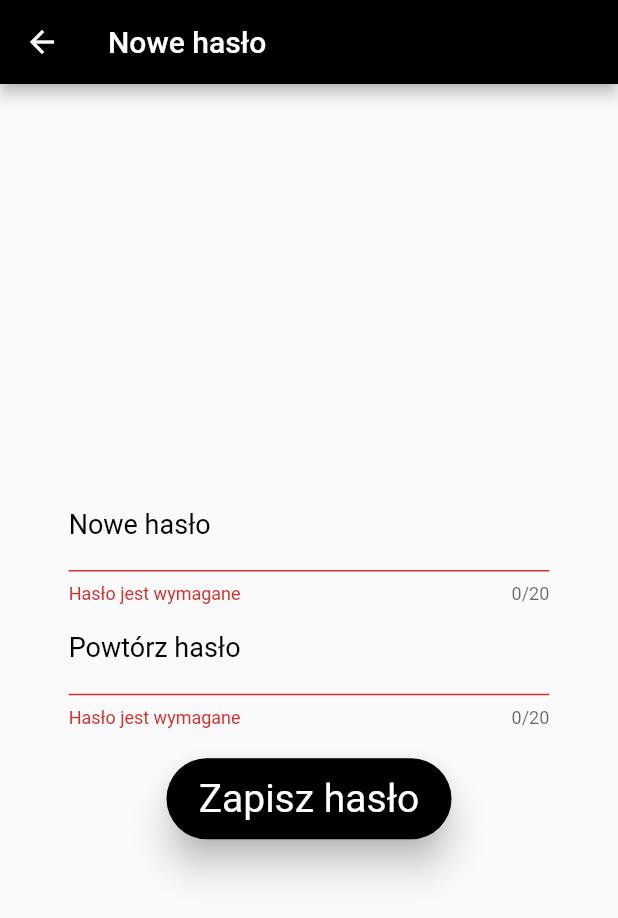
After one commit to karolinaoparczyk/idom_mobile, a Flutter app: the ResetPassword screen opened directly, after a tap on "Zapisz hasło", on a phone screen of 412 x 824 dp. The commit adds this screen. Shown: the top 918 px of the screen. Run offline on Flutter 3.47's test engine with Material 2 defaults, Android fonts, the phone set to English and light mode, and no system bars; our stand-ins replace cookie_jar, dio, flutter_secure_storage; accounts and stored records are empty.

Commit message:
UI for password reset IDOM-68

```diff
--- /dev/null
+++ b/lib/pages/setup/reset_password.dart
@@ -0,0 +1,128 @@
+import 'package:flutter/material.dart';
+
+/// only opened when redirected form sent email with valid token
+class ResetPassword extends StatefulWidget {
+  @override
+  _ResetPasswordState createState() => _ResetPasswordState();
+}
+
+class _ResetPasswordState extends State<ResetPassword> {
+  final GlobalKey<FormState> _formKey = GlobalKey<FormState>();
+  final TextEditingController _passwordController = TextEditingController();
+  final TextEditingController _confirmPasswordController = TextEditingController();
+
+  Widget _buildPassword() {
+    return TextFormField(
+      controller: _passwordController,
+      decoration: InputDecoration(
+        labelText: 'Nowe hasło',
+        labelStyle: TextStyle(color: Colors.black, fontSize: 18),
+        suffixText: '*',
+        suffixStyle: TextStyle(
+          color: Colors.red,
+        ),
+      ),
+      maxLength: 20,
+      validator: (String value) {
+        if (value.isEmpty) {
+          return 'Hasło jest wymagane';
+        }
+        if (value.length < 8) {
+          return 'Hasło musi zawierać przynajmniej 8 znaków';
+        }
+      },
+      obscureText: true,
+    );
+  }
+
+  Widget _buildConfirmPassword() {
+    return TextFormField(
+      controller: _confirmPasswordController,
+      decoration: InputDecoration(
+        labelText: 'Powtórz hasło',
+        labelStyle: TextStyle(color: Colors.black, fontSize: 18),
+        suffixText: '*',
+        suffixStyle: TextStyle(
+          color: Colors.red,
+        ),
+      ),
+      maxLength: 20,
+      validator: (String value) {
+        if (value.isEmpty) {
+          return 'Hasło jest wymagane';
+        }
+        if (value != _passwordController.text) {
+          return 'Hasła nie mogą się różnić';
+        }
+      },
+      obscureText: true,
+    );
+  }
+
+  @override
+  Widget build(BuildContext context) {
+    return Scaffold(
+      appBar: AppBar(
+        title: Text('Nowe hasło'),
+      ),
+      body: Row(
+        children: <Widget>[
+          Expanded(child: SizedBox(width: 1)),
+          Expanded(
+              flex: 7,
+              child: Form(
+                  key: _formKey,
+                  child: Column(
+                    mainAxisAlignment: MainAxisAlignment.center,
+                    children: <Widget>[
+                      _buildPassword(),
+                      _buildConfirmPassword(),
+                      SizedBox(height: 20),
+                      Row(
+                        mainAxisAlignment: MainAxisAlignment.center,
+                        children: <Widget>[
+                          SizedBox(
+                            width: 190,
+                            child: RaisedButton(
+                                key: Key('updatePassword'),
+                                onPressed: updatePassword,
+                                child: Text(
+                                  'Zapisz hasło',
+                                  style: TextStyle(
+                                      color: Colors.white,
+                                      fontSize: 26,
+                                      fontWeight: FontWeight.normal),
+                                ),
+                                color: Colors.black,
+                                padding: EdgeInsets.symmetric(vertical: 12),
+                                elevation: 10,
+                                shape: new RoundedRectangleBorder(
+                                    borderRadius:
+                                    new BorderRadius.circular(30.0))),
+                          ),
+                        ],
+                      ),
+                    ],
+                  ))),
+          Expanded(child: SizedBox(width: 1)),
+        ],
+      ),
+    );
+  }
+
+  /// updates password through API if form is validated
+  updatePassword(){
+    try {
+      final formState = _formKey.currentState;
+      if (formState.validate()) {
+        print('update password');
+        // TODO: update password through API
+        // TODO: error message if no success
+        // TODO: success message if success
+        // TODO: navigation to login page
+      }
+    } catch (e) {
+      print(e.toString());
+    }
+  }
+}
```
Also changed, not shown: lib/pages/setup/enter_email.dart (added, +103 -0 lines), lib/pages/setup/sign_in.dart (+16 -5 lines).
